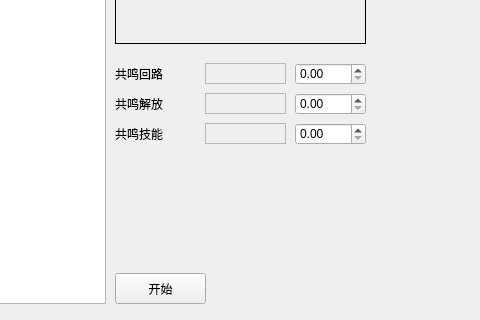
This is towerofadversitywidget.ui in A-SunsetMkt-Forks/wuwaBackendTool as Qt 5 draws it before an edit; both pictures show x 195 to 675 and y 177 to 497 of the 997 by 497 pixel window. The edited form follows.
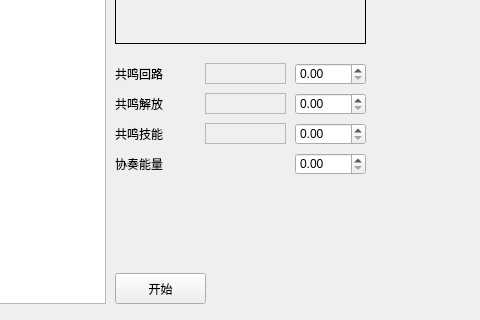
This is the edited form.

Patch:
```diff
--- a/towerofadversitywidget.ui
+++ b/towerofadversitywidget.ui
@@ -247,6 +247,29 @@
     </rect>
    </property>
   </widget>
+  <widget class="QLabel" name="label_6">
+   <property name="geometry">
+    <rect>
+     <x>310</x>
+     <y>330</y>
+     <width>81</width>
+     <height>21</height>
+    </rect>
+   </property>
+   <property name="text">
+    <string>协奏能量</string>
+   </property>
+  </widget>
+  <widget class="QDoubleSpinBox" name="concertoEnergySpinBox">
+   <property name="geometry">
+    <rect>
+     <x>490</x>
+     <y>330</y>
+     <width>71</width>
+     <height>22</height>
+    </rect>
+   </property>
+  </widget>
  </widget>
  <resources/>
  <connections/>
```
